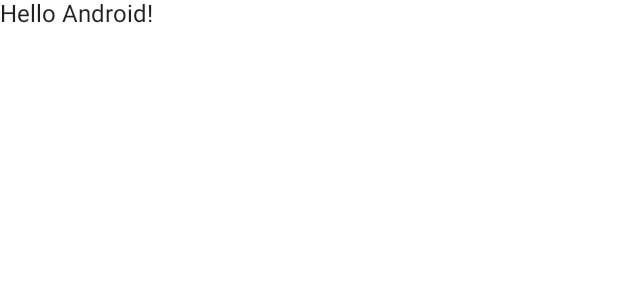
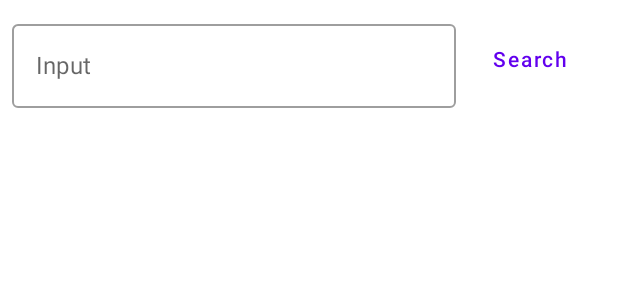
Before and after one commit to jangsejing/compose_books, an Android app built with Jetpack Compose: the @Preview function DefaultPreview, on a phone screen of 412 x 824 dp. Shown: the top 300 px of the screen. Run offline under Robolectric (Android 15) with nearby library versions, the phone set to English and light mode, and no system bars; our stand-ins replace livedata-compose.

Commit message:
SearchView 뭔가 굉장히 복잡하다.

```diff
--- a/app/build.gradle
+++ b/app/build.gradle
@@ -55,6 +55,11 @@ dependencies {
     implementation "androidx.compose.ui:ui:$compose_version"
     implementation "androidx.compose.material:material:$compose_version"
     implementation "androidx.compose.ui:ui-tooling-preview:$compose_version"
+    implementation "androidx.lifecycle:lifecycle-viewmodel-ktx:$compose_version"
+    implementation "androidx.lifecycle:lifecycle-viewmodel-savedstate:$compose_version"
+    implementation "androidx.lifecycle:lifecycle-livedata-ktx:$compose_version"
+    implementation "androidx.lifecycle:lifecycle-viewmodel-compose:2.5.0-alpha05"
+    implementation 'androidx.compose.runtime:runtime-livedata:1.2.0-alpha06'
 
     implementation 'androidx.activity:activity-compose:1.4.0'
 
--- a/app/src/main/java/com/jess/compose/books/presentation/main/MainActivity.kt
+++ b/app/src/main/java/com/jess/compose/books/presentation/main/MainActivity.kt
@@ -3,11 +3,23 @@ package com.jess.compose.books.presentation.main
 import android.os.Bundle
 import androidx.activity.ComponentActivity
 import androidx.activity.compose.setContent
-import androidx.compose.material.MaterialTheme
-import androidx.compose.material.Surface
-import androidx.compose.material.Text
+import androidx.compose.foundation.layout.*
+import androidx.compose.foundation.lazy.LazyColumn
+import androidx.compose.foundation.text.KeyboardActions
+import androidx.compose.material.*
 import androidx.compose.runtime.Composable
+import androidx.compose.runtime.getValue
+import androidx.compose.runtime.mutableStateOf
+import androidx.compose.runtime.remember
+import androidx.compose.ui.ExperimentalComposeUiApi
+import androidx.compose.ui.Modifier
+import androidx.compose.ui.platform.LocalSoftwareKeyboardController
 import androidx.compose.ui.tooling.preview.Preview
+import androidx.compose.ui.unit.Dp
+import androidx.compose.runtime.livedata.observeAsState
+import androidx.compose.ui.Alignment
+import androidx.lifecycle.viewmodel.compose.viewModel
+import com.jess.compose.books.data.entity.BookItem
 import com.jess.compose.books.ui.theme.BooksTheme
 
 class MainActivity : ComponentActivity() {
@@ -18,7 +30,7 @@ class MainActivity : ComponentActivity() {
             BooksTheme {
                 // A surface container using the 'background' color from the theme
                 Surface(color = MaterialTheme.colors.background) {
-                    Greeting("Android")
+                    MainCompose()
                 }
             }
         }
@@ -26,14 +38,81 @@ class MainActivity : ComponentActivity() {
 }
 
 @Composable
-fun Greeting(name: String) {
-    Text(text = "Hello $name!")
+fun MainCompose(mainViewModel: MainViewModel = viewModel()) {
+
+    var input: String? = null
+
+    Column(modifier = Modifier.fillMaxWidth()) {
+        Row(
+            modifier = Modifier.padding(Dp(8f)),
+            verticalAlignment = Alignment.CenterVertically
+        ) {
+            MainSearchView(
+                modifier = Modifier.weight(1f, true),
+                input = {
+                    input = it
+                }
+            )
+            TextButton(
+                onClick = {
+                    mainViewModel.request(input)
+                },
+                modifier = Modifier
+                    .width(Dp(100f))
+                    .align(Alignment.CenterVertically),
+                colors = ButtonDefaults.buttonColors(
+                    backgroundColor = MaterialTheme.colors.onPrimary,
+                    contentColor = MaterialTheme.colors.primary
+                )
+            ) {
+                Text(text = "Search")
+            }
+        }
+
+        BookListView()
+    }
+}
+
+@OptIn(ExperimentalComposeUiApi::class)
+@Composable
+fun MainSearchView(
+    modifier: Modifier,
+    input: (String) -> Unit,
+    mainViewModel: MainViewModel = viewModel()
+) {
+    val name = remember { mutableStateOf("") }
+    val keyboardController = LocalSoftwareKeyboardController.current
+    OutlinedTextField(
+        value = name.value,
+        onValueChange = {
+            name.value = it
+            input(it)
+            mainViewModel.request(it)
+        },
+        modifier = modifier,
+        keyboardActions = KeyboardActions(onDone = {
+            mainViewModel.request(name.value)
+            keyboardController?.hide()
+        }),
+        label = {
+            Text(text = "Input")
+        }
+    )
+}
+
+@Composable
+fun BookListView(mainViewModel: MainViewModel = viewModel()) {
+    // delay 를 걸었을때 recomposing이 되지 않음
+    val item: List<BookItem> by mainViewModel.list.observeAsState(listOf())
+    LazyColumn {
+
+    }
 }
 
 @Preview(showBackground = true)
 @Composable
 fun DefaultPreview() {
     BooksTheme {
-        Greeting("Android")
+        MainCompose()
     }
 }
--- a/app/src/main/java/com/jess/compose/books/presentation/main/MainViewModel.kt
+++ b/app/src/main/java/com/jess/compose/books/presentation/main/MainViewModel.kt
@@ -10,8 +10,11 @@ import kotlinx.coroutines.launch
 
 class MainViewModel : ViewModel() {
 
-    private val _list = MutableLiveData<Boolean>()
-    val list: LiveData<Boolean> get() = _list
+    private val _list = MutableLiveData<List<BookItem>>()
+    val list: LiveData<List<BookItem>> get() = _list
+
+    private val _text = MutableLiveData<String>()
+    val text: LiveData<String> get() = _text
 
     fun request(text: String?) {
         if (text.isNullOrEmpty()) {
@@ -19,7 +22,8 @@ class MainViewModel : ViewModel() {
         }
 
         viewModelScope.launch {
-            delay(500L)
+            _text.value = text.orEmpty()
+
             val amount = (10..100).random()
 
             val list = arrayListOf<BookItem>().apply {
@@ -34,6 +38,7 @@ class MainViewModel : ViewModel() {
                     )
                 }
             }
+            _list.postValue(list)
         }
     }
 }
```
